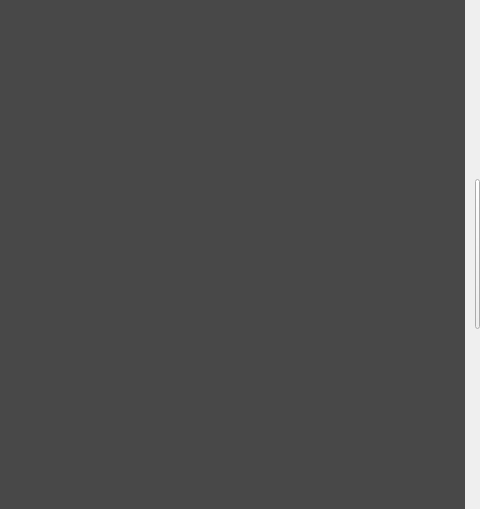
Qt form zapzap/view/drawer.ui (rafatosta/zapzap) before a commit; both pictures show x 348 to 828 and y 0 to 509 of the 828 by 509 pixel window.
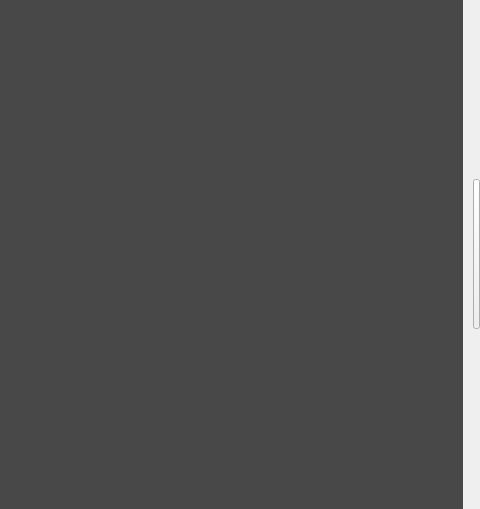
The same form after that commit.

Commit message:
adjust the size
adjust the size of the opening settings button

```diff
--- a/zapzap/view/drawer.ui
+++ b/zapzap/view/drawer.ui
@@ -108,13 +108,13 @@
     <widget class="QPushButton" name="openDrawerButton">
      <property name="minimumSize">
       <size>
-       <width>5</width>
+       <width>7</width>
        <height>150</height>
       </size>
      </property>
      <property name="maximumSize">
       <size>
-       <width>5</width>
+       <width>7</width>
        <height>150</height>
       </size>
      </property>
```
